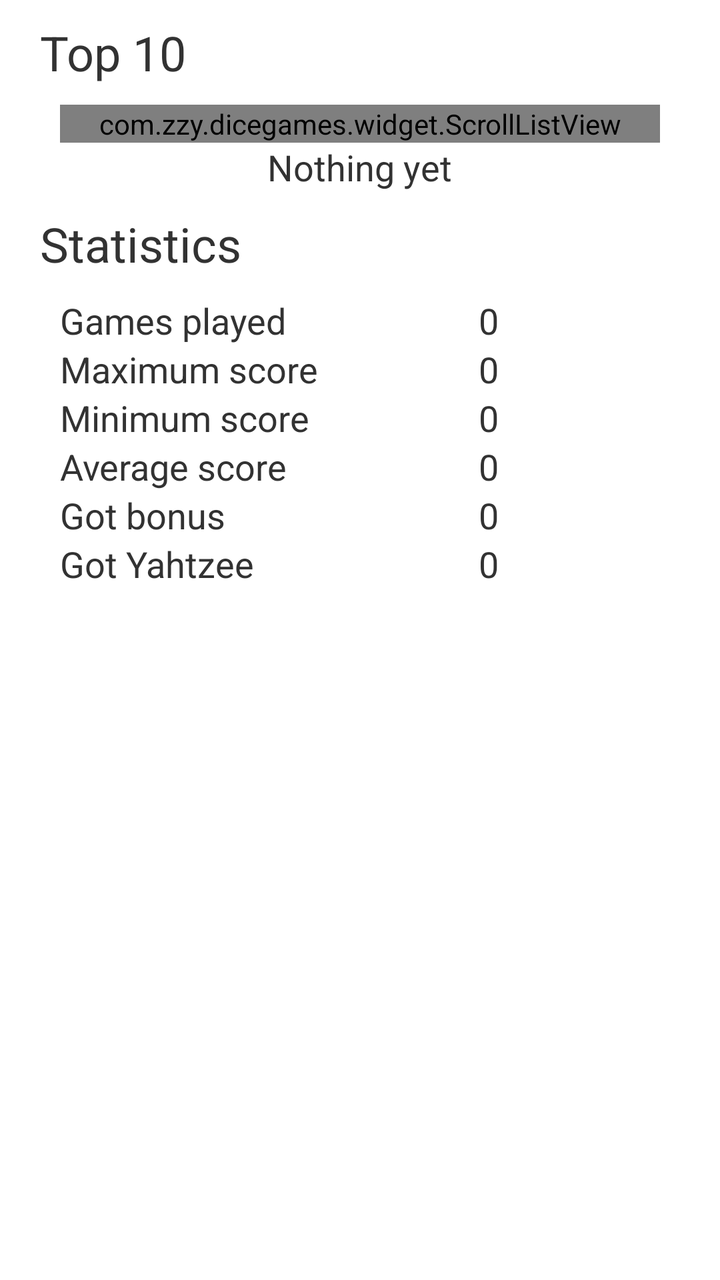
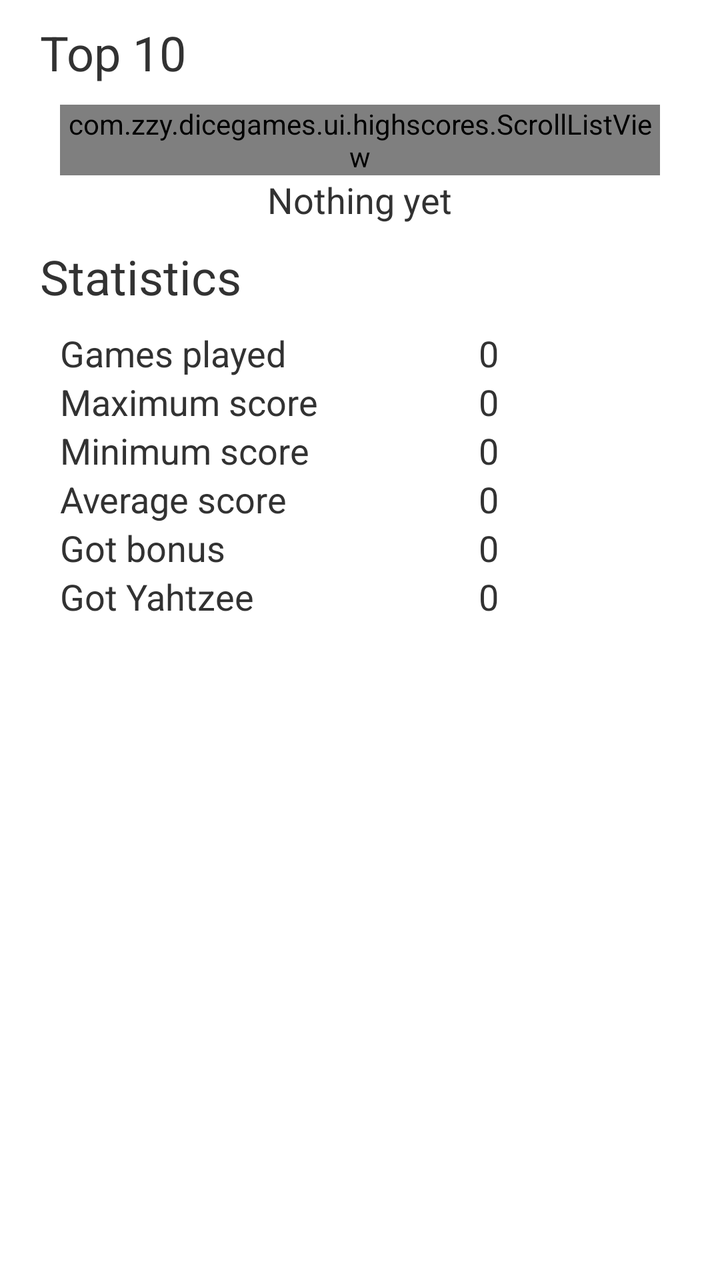

Screens rendered from an Android XML layout before and after an edit, with the pre-edit source and the edit as a unified diff.
<!-- AndroidManifest.xml: application theme AppTheme -->
<!-- res/layout/fragment_yahtzee_high_scores.xml -->
<?xml version="1.0" encoding="utf-8"?>
<ScrollView xmlns:android="http://schemas.android.com/apk/res/android"
    xmlns:tools="http://schemas.android.com/tools"
    android:layout_width="match_parent"
    android:layout_height="match_parent"
    tools:context=".fragment.highscores.YahtzeeHighScoresFragment">

    <LinearLayout
        android:layout_width="match_parent"
        android:layout_height="wrap_content"
        android:orientation="vertical">

        <TextView
            android:layout_width="wrap_content"
            android:layout_height="wrap_content"
            android:layout_marginStart="20sp"
            android:layout_marginTop="10sp"
            android:layout_marginBottom="10sp"
            android:text="@string/top10"
            android:textSize="24sp" />

        <com.zzy.dicegames.widget.ScrollListView
            android:id="@+id/lvHighScores"
            android:layout_width="match_parent"
            android:layout_height="wrap_content"
            android:layout_marginStart="30sp"
            android:layout_marginEnd="30sp" />

        <TextView
            android:id="@+id/tvNothing"
            android:layout_width="wrap_content"
            android:layout_height="wrap_content"
            android:layout_gravity="center_horizontal"
            android:text="@string/nothing"
            android:textSize="18sp" />

        <TextView
            android:layout_width="wrap_content"
            android:layout_height="wrap_content"
            android:layout_marginStart="20sp"
            android:layout_marginTop="10sp"
            android:layout_marginBottom="10sp"
            android:text="@string/statistics"
            android:textSize="24sp" />

        <TableLayout
            android:layout_width="match_parent"
            android:layout_height="wrap_content"
            android:layout_marginStart="30sp"
            android:layout_marginEnd="30sp"
            android:layout_marginBottom="20sp">

            <TableRow>

                <TextView
                    android:layout_width="match_parent"
                    android:layout_height="wrap_content"
                    android:layout_weight="1"
                    android:text="@string/gamesPlayed"
                    android:textSize="18sp" />

                <TextView
                    android:id="@+id/tvGamesPlayed"
                    android:layout_width="match_parent"
                    android:layout_height="wrap_content"
                    android:layout_weight="1"
                    android:text="0"
                    android:textSize="18sp" />

            </TableRow>

            <TableRow>

                <TextView
                    android:layout_width="match_parent"
                    android:layout_height="wrap_content"
                    android:layout_weight="1"
                    android:text="@string/maxScore"
                    android:textSize="18sp" />

                <TextView
                    android:id="@+id/tvMaxScore"
                    android:layout_width="match_parent"
                    android:layout_height="wrap_content"
                    android:layout_weight="1"
                    android:text="0"
                    android:textSize="18sp" />

            </TableRow>

            <TableRow>

                <TextView
                    android:layout_width="match_parent"
                    android:layout_height="wrap_content"
                    android:layout_weight="1"
                    android:text="@string/minScore"
                    android:textSize="18sp" />

                <TextView
                    android:id="@+id/tvMinScore"
                    android:layout_width="match_parent"
                    android:layout_height="wrap_content"
                    android:layout_weight="1"
                    android:text="0"
                    android:textSize="18sp" />

            </TableRow>

            <TableRow>

                <TextView
                    android:layout_width="match_parent"
                    android:layout_height="wrap_content"
                    android:layout_weight="1"
                    android:text="@string/averageScore"
                    android:textSize="18sp" />

                <TextView
                    android:id="@+id/tvAverageScore"
                    android:layout_width="match_parent"
                    android:layout_height="wrap_content"
                    android:layout_weight="1"
                    android:text="0"
                    android:textSize="18sp" />

            </TableRow>

            <TableRow>

                <TextView
                    android:layout_width="match_parent"
                    android:layout_height="wrap_content"
                    android:layout_weight="1"
                    android:text="@string/gotBonus"
                    android:textSize="18sp" />

                <TextView
                    android:id="@+id/tvGotBonus"
                    android:layout_width="match_parent"
                    android:layout_height="wrap_content"
                    android:layout_weight="1"
                    android:text="0"
                    android:textSize="18sp" />

            </TableRow>

            <TableRow>

                <TextView
                    android:layout_width="match_parent"
                    android:layout_height="wrap_content"
                    android:layout_weight="1"
                    android:text="@string/gotYahtzee"
                    android:textSize="18sp" />

                <TextView
                    android:id="@+id/tvGotYahtzee"
                    android:layout_width="match_parent"
                    android:layout_height="wrap_content"
                    android:layout_weight="1"
                    android:text="0"
                    android:textSize="18sp" />

            </TableRow>

        </TableLayout>

    </LinearLayout>

</ScrollView>
<!-- resources referenced by this layout -->
<resources>
  <string name="averageScore">Average score</string>
  <string name="gamesPlayed">Games played</string>
  <string name="gotBonus">Got bonus</string>
  <string name="gotYahtzee">Got Yahtzee</string>
  <string name="maxScore">Maximum score</string>
  <string name="minScore">Minimum score</string>
  <string name="nothing">Nothing yet</string>
  <string name="statistics">Statistics</string>
  <string name="top10">Top 10</string>
  <style name="AppTheme" parent="android:Theme.Holo.Light">
          
      </style>
</resources>

<!-- the commit's change to res/layout/fragment_yahtzee_high_scores.xml (unified diff, before → after) -->
@@ -3,7 +3,7 @@
     xmlns:tools="http://schemas.android.com/tools"
     android:layout_width="match_parent"
     android:layout_height="match_parent"
-    tools:context=".fragment.highscores.YahtzeeHighScoresFragment">
+    tools:context=".ui.highscores.YahtzeeHighScoresFragment">
 
     <LinearLayout
         android:layout_width="match_parent"
@@ -19,7 +19,7 @@
             android:text="@string/top10"
             android:textSize="24sp" />
 
-        <com.zzy.dicegames.widget.ScrollListView
+        <com.zzy.dicegames.ui.highscores.ScrollListView
             android:id="@+id/lvHighScores"
             android:layout_width="match_parent"
             android:layout_height="wrap_content"
